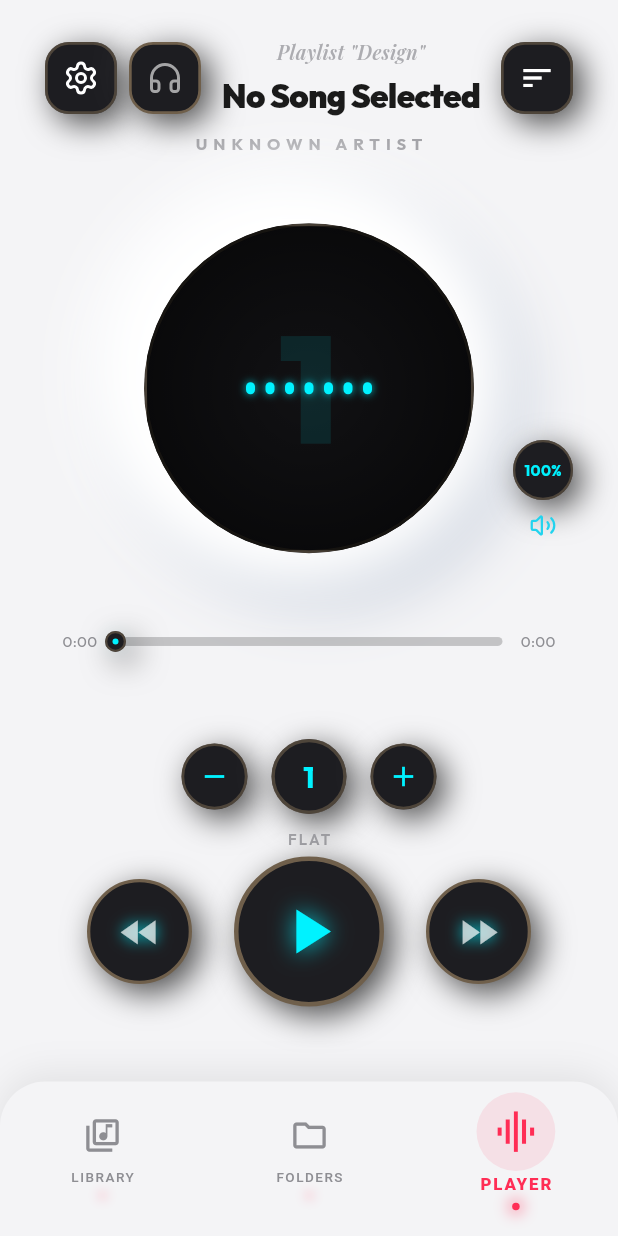
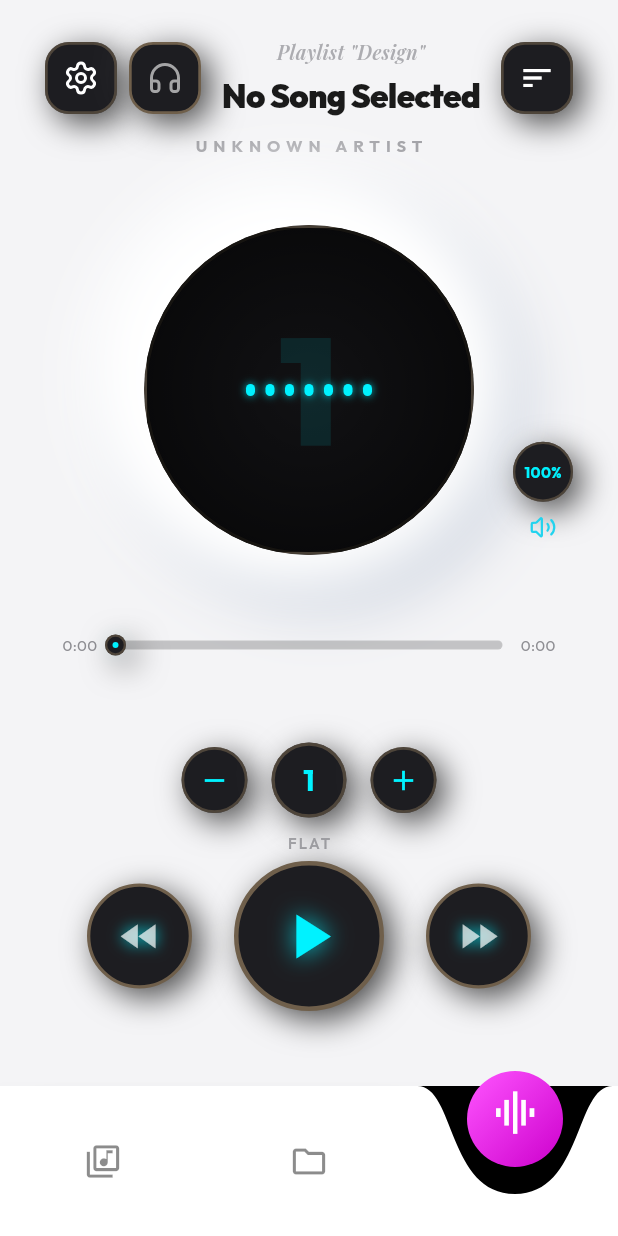
Before and after one commit to darkoeric57/famsic, a Flutter app: the screen it shows after launch, on a phone screen of 412 x 824 dp. Run offline on Flutter 3.47's test engine with Material 3 defaults, Android fonts, the phone set to English and light mode, and no system bars; our stand-ins replace audio_service, file_picker, flutter_riverpod, google_fonts, lucide_icons and 3 more; missing offline and left inert: dart:ffi.

Commit message:
update menu jumping ball animated succes as at 19-04-2026 6:29pm

```diff
--- a/lib/main.dart
+++ b/lib/main.dart
@@ -10,6 +10,7 @@ import 'screens/library_screen.dart';
 import 'screens/player_screen.dart';
 import 'screens/folder_screen.dart';
 import 'providers/navigation_provider.dart';
+import 'widgets/liquid_nav_bar.dart';
 
 late FamsicAudioHandler _audioHandler;
 
@@ -62,151 +63,48 @@ class MainLayout extends ConsumerStatefulWidget {
 }
 
 class _MainLayoutState extends ConsumerState<MainLayout> {
-  late PageController _pageController;
-
-  @override
-  void initState() {
-    super.initState();
-    // Initialize controller with the current state from navigationProvider
-    final initialIndex = ref.read(navigationProvider);
-    _pageController = PageController(initialPage: initialIndex);
-  }
-
-  @override
-  void dispose() {
-    _pageController.dispose();
-    super.dispose();
-  }
-
   final List<Widget> _screens = [
-    const LibraryScreen(),
-    const FolderScreen(),
-    const PlayerScreen(),
+    const LibraryScreen(), // 0
+    const FolderScreen(),  // 1
+    const PlayerScreen(),  // 2
   ];
 
   @override
   Widget build(BuildContext context) {
-    // Listen for navigation changes to trigger the animated transition
-    ref.listen<int>(navigationProvider, (previous, next) {
-      if (previous != next) {
-        _pageController.animateToPage(
-          next,
-          duration: const Duration(milliseconds: 500),
-          curve: Curves.easeInOutQuart,
-        );
-      }
-    });
-
+    // Sync with Audio Session
     ref.listen<AsyncValue<int?>>(audioSessionIdProvider, (previous, next) {
       final sessionId = next.value;
       if (sessionId != null && sessionId != 0) {
         ref.read(equalizerProvider.notifier).initialize();
-
-        // Ensure volume is initially set
         final savedVolume = ref.read(settingsProvider).volume;
         ref.read(audioHandlerProvider).setVolume(savedVolume);
       }
     });
 
-    final selectedIndex = ref.watch(navigationProvider);
+    final navState = ref.watch(navigationProvider);
 
     return PopScope(
-      canPop: selectedIndex == 2,
+      canPop: navState.currentIndex == 2,
       onPopInvokedWithResult: (didPop, result) {
         if (!didPop) {
-          // If not on Player, navigate to Player instead of closing
           ref.read(navigationProvider.notifier).setIndex(2);
         }
       },
       child: Scaffold(
-        body: PageView(
-          controller: _pageController,
-          physics: const NeverScrollableScrollPhysics(), // Prevent manual swipe interference
-          children: _screens,
-        ),
-        bottomNavigationBar: Container(
-          padding: const EdgeInsets.only(bottom: 25, top: 15),
-          decoration: BoxDecoration(
-            color: AppTheme.creamBackground,
-            boxShadow: [
-              BoxShadow(
-                color: Colors.black.withOpacity(0.08),
-                blurRadius: 20,
-                offset: const Offset(0, -5),
-              ),
-            ],
-            borderRadius: const BorderRadius.vertical(top: Radius.circular(30)),
-          ),
-          child: Row(
-            mainAxisAlignment: MainAxisAlignment.spaceAround,
-            children: [
-              _buildNavItem(0, Icons.library_music_outlined, 'LIBRARY', selectedIndex),
-              _buildNavItem(1, Icons.folder_outlined, 'FOLDERS', selectedIndex),
-              _buildNavItem(2, Icons.graphic_eq, 'PLAYER', selectedIndex),
-            ],
+        backgroundColor: Colors.black,
+        body: AnimatedSwitcher(
+          duration: const Duration(milliseconds: 650), // Sync with Gooey jump
+          switchInCurve: Curves.easeIn,
+          switchOutCurve: Curves.easeOut,
+          transitionBuilder: (Widget child, Animation<double> animation) {
+            return FadeTransition(opacity: animation, child: child);
+          },
+          child: Container(
+            key: ValueKey<int>(navState.currentIndex),
+            child: _screens[navState.currentIndex],
           ),
         ),
-      ),
-    );
-  }
-
-  Widget _buildNavItem(int index, IconData icon, String label, int selectedIndex) {
-    final isSelected = selectedIndex == index;
-
-    return GestureDetector(
-      onTap: () => ref.read(navigationProvider.notifier).setIndex(index),
-      behavior: HitTestBehavior.opaque,
-      child: AnimatedScale(
-        scale: isSelected ? 1.25 : 1.0,
-        duration: const Duration(milliseconds: 600),
-        curve: Curves.elasticOut,
-        child: Column(
-          mainAxisSize: MainAxisSize.min,
-          children: [
-            AnimatedContainer(
-              duration: const Duration(milliseconds: 300),
-              padding: const EdgeInsets.all(8),
-              decoration: BoxDecoration(
-                color: isSelected ? AppTheme.accentNeon.withOpacity(0.1) : Colors.transparent,
-                shape: BoxShape.circle,
-              ),
-              child: Icon(
-                icon,
-                color: isSelected ? AppTheme.accentNeon : AppTheme.secondaryGrey,
-                size: 26,
-              ),
-            ),
-            const SizedBox(height: 2),
-            AnimatedDefaultTextStyle(
-              duration: const Duration(milliseconds: 300),
-              style: TextStyle(
-                fontSize: 9,
-                fontWeight: isSelected ? FontWeight.w900 : FontWeight.w500,
-                color: isSelected ? AppTheme.accentNeon : AppTheme.secondaryGrey,
-                letterSpacing: 1.0,
-              ),
-              child: Text(label),
-            ),
-            const SizedBox(height: 4),
-            // Active Indicator Dot
-            AnimatedContainer(
-              duration: const Duration(milliseconds: 400),
-              height: 4,
-              width: isSelected ? 4 : 0,
-              decoration: BoxDecoration(
-                color: AppTheme.accentNeon,
-                shape: BoxShape.circle,
-                boxShadow: [
-                  BoxShadow(
-                    color: AppTheme.accentNeon.withOpacity(0.5),
-                    blurRadius: 6,
-                    spreadRadius: 2,
-                  ),
-                ],
-              ),
-            ),
-          ],
-        ),
+        bottomNavigationBar: const LiquidDippingNavBar(),
       ),
     );
   }
--- /dev/null
+++ b/lib/widgets/liquid_nav_bar.dart
@@ -0,0 +1,263 @@
+import 'dart:math' as math;
+import 'package:flutter/material.dart';
+import 'package:flutter_riverpod/flutter_riverpod.dart';
+import '../providers/navigation_provider.dart';
+import '../theme/app_theme.dart';
+
+class LiquidDippingNavBar extends ConsumerStatefulWidget {
+  const LiquidDippingNavBar({super.key});
+
+  @override
+  ConsumerState<LiquidDippingNavBar> createState() => _LiquidDippingNavBarState();
+}
+
+class _LiquidDippingNavBarState extends ConsumerState<LiquidDippingNavBar>
+    with SingleTickerProviderStateMixin {
+  late AnimationController _controller;
+  late Animation<double> _animation;
+
+  int _currentIndex = 2; // Default Player
+  int _prevIndex = 2;
+  bool _isJumping = false;
+
+  @override
+  void initState() {
+    super.initState();
+    _currentIndex = ref.read(navigationProvider).currentIndex;
+    _prevIndex = _currentIndex;
+
+    _controller = AnimationController(
+        vsync: this, duration: const Duration(milliseconds: 650));
+
+    _animation = CurvedAnimation(
+      parent: _controller,
+      curve: Curves.easeInOutExpo,
+    );
+
+    _controller.addStatusListener((status) {
+      if (status == AnimationStatus.completed) {
+        setState(() {
+          _isJumping = false;
+          _prevIndex = _currentIndex;
+        });
+      }
+    });
+  }
+
+  void _onTap(int index, TapDownDetails details) {
+    if (index == _currentIndex || _isJumping) return;
+
+    setState(() {
+      _prevIndex = _currentIndex;
+      _currentIndex = index;
+      _isJumping = true;
+    });
+
+    _controller.forward(from: 0);
+    ref.read(navigationProvider.notifier).setIndex(index, tapPosition: details.globalPosition);
+  }
+
+  @override
+  void dispose() {
+    _controller.dispose();
+    super.dispose();
+  }
+
+  @override
+  Widget build(BuildContext context) {
+    return AnimatedBuilder(
+      animation: _animation,
+      builder: (context, child) {
+        return Container(
+          height: 100,
+          color: Colors.transparent,
+          child: Stack(
+            clipBehavior: Clip.none,
+            children: [
+              // 1. High-Contrast Footer Surface with Persistent Force-Field Padding
+              Positioned.fill(
+                child: CustomPaint(
+                  painter: LiquidGooeyPainter(
+                    animation: _animation.value,
+                    prevIndex: _prevIndex,
+                    nextIndex: _currentIndex,
+                    isJumping: _isJumping,
+                  ),
+                ),
+              ),
+              // 2. Interaction Layer (Icons with Ascension Logic)
+              Positioned.fill(
+                child: Row(
+                  mainAxisAlignment: MainAxisAlignment.spaceAround,
+                  children: [
+                    _buildNavItem(0, Icons.library_music_outlined),
+                    _buildNavItem(1, Icons.folder_outlined),
+                    _buildNavItem(2, Icons.graphic_eq),
+                  ],
+                ),
+              ),
+            ],
+          ),
+        );
+      },
+    );
+  }
+
+  Widget _buildNavItem(int index, IconData icon) {
+    final bool isActive = _currentIndex == index;
+
+    // Icon Ascension calculation: moves up into the ball
+    double currentJumpY = -55.0 * math.sin(_animation.value * math.pi);
+
+    double verticalAscension;
+    if (isActive) {
+      if (_isJumping) {
+        verticalAscension = -32.0 + currentJumpY;
+      } else {
+        verticalAscension = -32.0; // Persistent resting height
+      }
+    } else if (index == _prevIndex && _isJumping) {
+      // Previous active icon returning to surface
+      verticalAscension = -32.0 + (32.0 * _animation.value);
+    } else {
+      verticalAscension = 0.0;
+    }
+
+    return Expanded(
+      child: GestureDetector(
+        onTapDown: (details) => _onTap(index, details),
+        behavior: HitTestBehavior.opaque,
+        child: Center(
+          child: Transform.translate(
+            offset: Offset(0, verticalAscension),
+            child: AnimatedScale(
+              duration: const Duration(milliseconds: 300),
+              scale: isActive ? 1.3 : 1.0,
+              child: Icon(
+                icon,
+                color: isActive ? Colors.white : Colors.black45,
+                size: 26,
+              ),
+            ),
+          ),
+        ),
+      ),
+    );
+  }
+}
+
+class LiquidGooeyPainter extends CustomPainter {
+  final double animation;
+  final int prevIndex;
+  final int nextIndex;
+  final bool isJumping;
+
+  LiquidGooeyPainter({
+    required this.animation,
+    required this.prevIndex,
+    required this.nextIndex,
+    required this.isJumping,
+  });
+
+  @override
+  void paint(Canvas canvas, Size size) {
+    final surfacePaint = Paint()
+      ..color = Colors.white
+      ..style = PaintingStyle.fill;
+
+    const double ballRadius = 32.0;
+    double itemWidth = size.width / 3;
+    double getX(int index) => (index * itemWidth) + (itemWidth / 2);
+
+    double currentX;
+    double ballY;
+    if (isJumping) {
+      currentX = getX(prevIndex) + (getX(nextIndex) - getX(prevIndex)) * animation;
+      double jumpHeight = -55.0 * math.sin(animation * math.pi);
+      ballY = 22.0 + jumpHeight;
+    } else {
+      currentX = getX(nextIndex);
+      ballY = 22.0;
+    }
+
+    // Sinking logic upgraded for persistence
+    double prevSink = (1.0 - animation) * 45.0;
+    double nextSink = isJumping ? (animation * 45.0) : 45.0;
+
+    final surfacePath = Path();
+    surfacePath.moveTo(0, 0);
+
+    for (int i = 0; i < 3; i++) {
+        double slotX = getX(i);
+
+        // FIX: If not jumping, only the current index sinks.
+        // If jumping, previous fills up and current sinks.
+        double sinkAmount = 0;
+        if (isJumping) {
+            sinkAmount = (i == prevIndex) ? prevSink : (i == nextIndex ? nextSink : 0);
+        } else {
+            sinkAmount = (i == nextIndex) ? 45.0 : 0;
+        }
+
+        if (sinkAmount > 0) {
+            surfacePath.lineTo(slotX - 65, 0);
+            surfacePath.cubicTo(
+                slotX - 40, 0,
+                slotX - 45, sinkAmount * 1.6,
+                slotX, sinkAmount * 1.6
+            );
+            surfacePath.cubicTo(
+                slotX + 45, sinkAmount * 1.6,
+                slotX + 40, 0,
+                slotX + 65, 0
+            );
+        }
+    }
+
+    surfacePath.lineTo(size.width, 0);
+    surfacePath.lineTo(size.width, size.height);
+    surfacePath.lineTo(0, size.height);
+    surfacePath.close();
+
+    canvas.drawShadow(surfacePath, Colors.black.withOpacity(0.12), 15, true);
+    canvas.drawPath(surfacePath, surfacePaint);
+
+    // Draw the "Magenta Mercury Ball" with persistent Y position at rest
+    Offset ballPos = Offset(currentX, ballY);
+
+    final ballDecorationPaint = Paint()
+      ..shader = const LinearGradient(
+        begin: Alignment.topLeft,
+        end: Alignment.bottomRight,
+        colors: [
+          Color(0xFFFF55FF), // Lighter Magenta
+          Color(0xFFCC00CC), // Deep Magenta
+        ],
+      ).createShader(Rect.fromCircle(center: ballPos, radius: ballRadius))
+      ..style = PaintingStyle.fill;
+
+    canvas.drawCircle(ballPos, ballRadius, ballDecorationPaint);
+
+    // Draw the "Gooey String" (Bridge)
+    if (isJumping && ballY < -5) {
+      final bridgePath = Path();
+      double bridgeWidth = 13.0 * (1.0 - (animation - 0.5).abs() * 2);
+
+      Offset ballLeft = ballPos + Offset(-bridgeWidth, 5);
+      Offset ballRight = ballPos + Offset(bridgeWidth, 5);
+      Offset surfaceLeft = Offset(currentX - bridgeWidth * 2.5, 0);
+      Offset surfaceRight = Offset(currentX + bridgeWidth * 2.5, 0);
+
+      bridgePath.moveTo(ballLeft.dx, ballLeft.dy);
+      bridgePath.quadraticBezierTo(currentX, ballY + 28, surfaceLeft.dx, surfaceLeft.dy);
+      bridgePath.lineTo(surfaceRight.dx, surfaceRight.dy);
+      bridgePath.quadraticBezierTo(currentX, ballY + 28, ballRight.dx, ballRight.dy);
+      bridgePath.close();
+
+      canvas.drawPath(bridgePath, ballDecorationPaint);
+    }
+  }
+
+  @override
+  bool shouldRepaint(LiquidGooeyPainter oldDelegate) => true;
+}
```
Also changed, not shown: lib/providers/navigation_provider.dart (+47 -5 lines).
